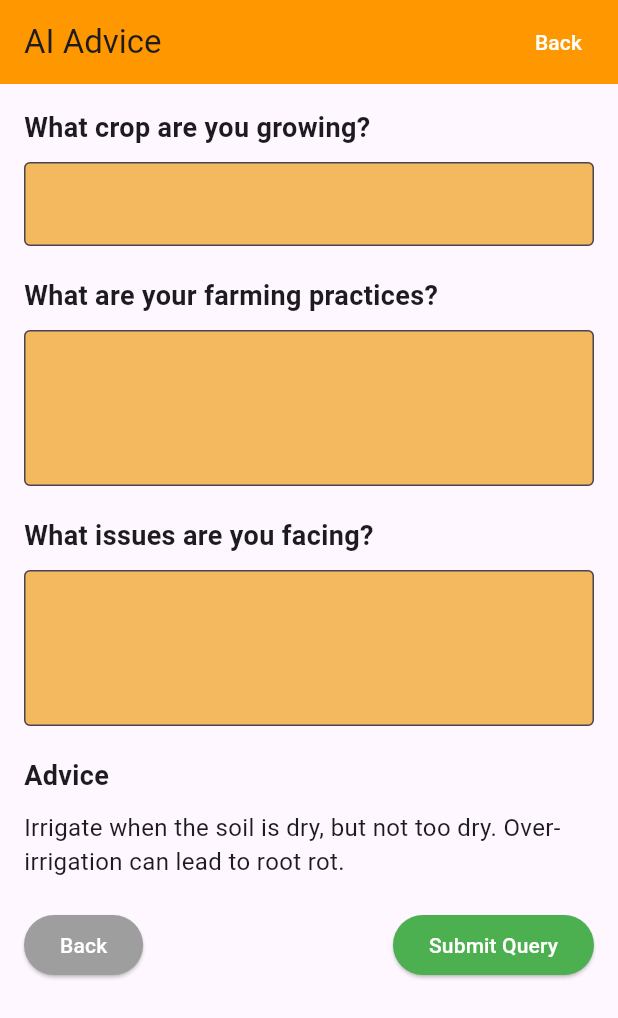
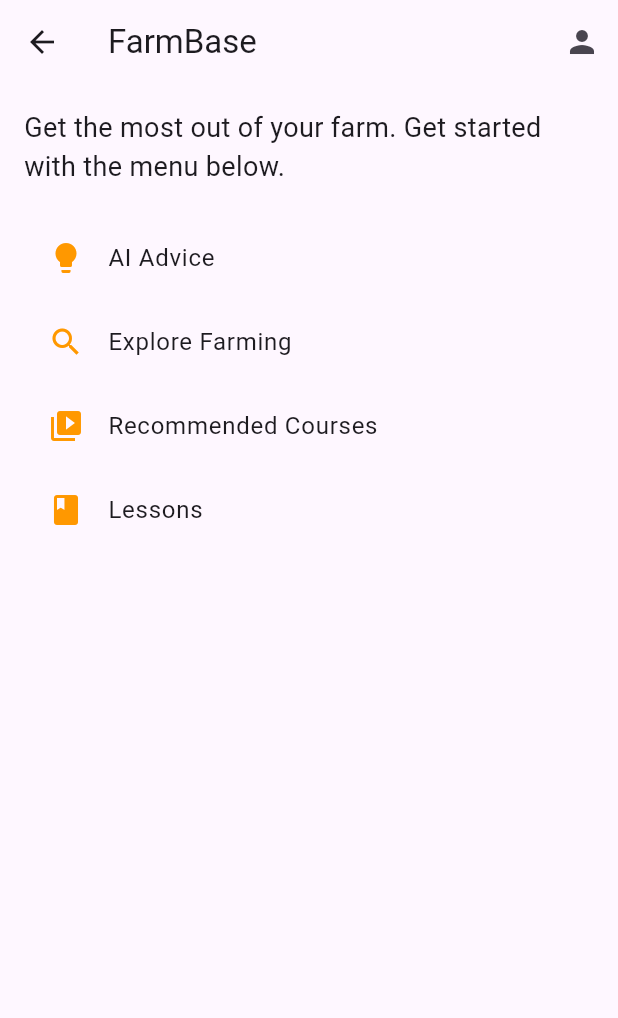
Before and after one commit to prow57/agri-assist-ai, a Flutter app: the screen it shows after launch, after a tap on "Personalized Advice", on a phone screen of 412 x 824 dp. Shown: the top 1018 px of the screen. Run offline on Flutter 3.47's test engine with Material 3 defaults, Android fonts, the phone set to English and light mode, and no system bars.

Commit message:
ai fixed

```diff
--- a/agrifrontend/lib/AI pages/pesrnalized_advice_page.dart
+++ b/agrifrontend/lib/AI pages/pesrnalized_advice_page.dart
@@ -1,5 +1,5 @@
-// lib/personalized_advice_page.dart
 import 'package:flutter/material.dart';
+import 'ai_advice.dart';
 
 class PersonalizedAdvicePage extends StatelessWidget {
   const PersonalizedAdvicePage({super.key});
@@ -8,126 +8,83 @@ class PersonalizedAdvicePage extends StatelessWidget {
   Widget build(BuildContext context) {
     return Scaffold(
       appBar: AppBar(
-        title: const Text('AI Advice'),
-        automaticallyImplyLeading: false,
-        backgroundColor: Colors.orange,
+        title: const Text('FarmBase'),
         actions: [
-          ElevatedButton(
+          IconButton(
+            icon: const Icon(Icons.person),
             onPressed: () {
-              Navigator.pop(context);
+              // Define your action here
             },
-            style: ElevatedButton.styleFrom(
-              backgroundColor: Colors.orange,
-              elevation: 0,
-            ),
-            child: const Text(
-              'Back',
-              style: TextStyle(color: Colors.white),
-            ),
           ),
         ],
       ),
-      body: SingleChildScrollView(
-        child: Padding(
+      body: Padding(
         padding: const EdgeInsets.all(16.0),
         child: Column(
           crossAxisAlignment: CrossAxisAlignment.start,
           children: [
             const Text(
-                'What crop are you growing?',
-                style: TextStyle(fontSize: 18.0, fontWeight: FontWeight.bold),
-              ),
-              const SizedBox(height: 10.0),
-              const TextField(
-                style:
-                    TextStyle(color: Colors.white), // Set text color to white
-                decoration: InputDecoration(
-                  filled: true,
-                  fillColor: Color.fromARGB(255, 244, 184, 94),
-                  border: OutlineInputBorder(),
-                ),
+              'Get the most out of your farm. Get started with the menu below.',
+              style: TextStyle(fontSize: 18.0),
             ),
             const SizedBox(height: 20.0),
-              const Text(
-                'What are your farming practices?',
-                style: TextStyle(fontSize: 18.0, fontWeight: FontWeight.bold),
+            ListTile(
+              leading: const Icon(Icons.lightbulb, color: Colors.orange),
+              title: const Text('AI Advice'),
+              onTap: () {
+                Navigator.push(
+                  context,
+                  MaterialPageRoute(builder: (context) => const AiAdvice()),
+                );
+              },
             ),
-              const SizedBox(height: 10.0),
-              const TextField(
-                style:
-                    TextStyle(color: Colors.white), // Set text color to white
-                maxLines: 3,
-                decoration: InputDecoration(
-                  filled: true,
-                  fillColor: Color.fromARGB(255, 244, 184, 94),
-                  border: OutlineInputBorder(),
+            ListTile(
+              leading: const Icon(Icons.search, color: Colors.orange),
+              title: const Text('Explore Farming'),
+              onTap: () {
+                // Define your action here
+              },
             ),
+            ListTile(
+              leading: const Icon(Icons.video_library, color: Colors.orange),
+              title: const Text('Recommended Courses'),
+              onTap: () {
+                // Define your action here
+              },
             ),
-              const SizedBox(height: 20.0),
-              const Text(
-                'What issues are you facing?',
-                style: TextStyle(fontSize: 18.0, fontWeight: FontWeight.bold),
-              ),
-              const SizedBox(height: 10.0),
-              const TextField(
-                style:
-                    TextStyle(color: Colors.white), // Set text color to white
-                maxLines: 3,
-                decoration: InputDecoration(
-                  filled: true,
-                  fillColor: Color.fromARGB(255, 244, 184, 94),
-                  border: OutlineInputBorder(),
-                ),
-              ),
-              const SizedBox(height: 20.0),
-              const Text(
-                'Advice',
-                style: TextStyle(fontSize: 18.0, fontWeight: FontWeight.bold),
-              ),
-              const SizedBox(height: 10.0),
-              const Text(
-                'Irrigate when the soil is dry, but not too dry. Over-irrigation can lead to root rot.',
-                style: TextStyle(fontSize: 16.0),
-              ),
-              const SizedBox(height: 20.0), // Added space for the buttons
-              Row(
-                mainAxisAlignment: MainAxisAlignment.spaceBetween,
-                children: [
-                  ElevatedButton(
-                    onPressed: () {
-                      Navigator.pop(context);
+            ListTile(
+              leading: const Icon(Icons.book, color: Colors.orange),
+              title: const Text('Lessons'),
+              onTap: () {
+                // Define your action here
               },
-                    style: ElevatedButton.styleFrom(
-                      backgroundColor: Colors.grey,
-                      shape: RoundedRectangleBorder(
-                        borderRadius: BorderRadius.circular(20.0),
-                      ),
-                    ),
-                    child: const Text(
-                      'Back',
-                      style: TextStyle(
-                          color: Colors.white), // Set text color to white
-                    ),
-                  ),
-                  ElevatedButton(
-                    onPressed: () {},
-                    style: ElevatedButton.styleFrom(
-                      backgroundColor: Colors.green,
-                      shape: RoundedRectangleBorder(
-                        borderRadius: BorderRadius.circular(20.0),
-                      ),
-                    ),
-                    child: const Text(
-                      'Submit Query',
-                      style: TextStyle(
-                          color: Colors.white), // Set text color to white
-                    ),
-                  ),
-                ],
             ),
           ],
         ),
       ),
+      bottomNavigationBar: BottomNavigationBar(
+        items: const [
+          BottomNavigationBarItem(
+            icon: Icon(Icons.home),
+            label: 'Home',
+          ),
+          BottomNavigationBarItem(
+            icon: Icon(Icons.cloud),
+            label: 'Weather',
+          ),
+          BottomNavigationBarItem(
+            icon: Icon(Icons.attach_money),
+            label: 'Market',
+          ),
+          BottomNavigationBarItem(
+            icon: Icon(Icons.note),
+            label: 'Notes',
+          ),
+          BottomNavigationBarItem(
+            icon: Icon(Icons.person),
+            label: 'Profile',
+          ),
+        ],
       ),
     );
   }
--- a/agrifrontend/lib/home/home_page.dart
+++ b/agrifrontend/lib/home/home_page.dart
@@ -14,6 +14,13 @@ class _HomePageState extends State<HomePage> {
   Widget build(BuildContext context) {
     return Scaffold(
       appBar: AppBar(
+        leading: IconButton(
+          icon:
+              const Icon(Icons.person, color: Color.fromARGB(255, 10, 10, 10)),
+          onPressed: () {
+            // Define your action here
+          },
+        ),
         title: const Text('OpenTechZ App'),
       ),
       body: Padding(
```
Also changed, not shown: agrifrontend/lib/AI pages/ai_advice.dart (added, +134 -0 lines). Lines whose indentation alone changed are shown as unchanged.
